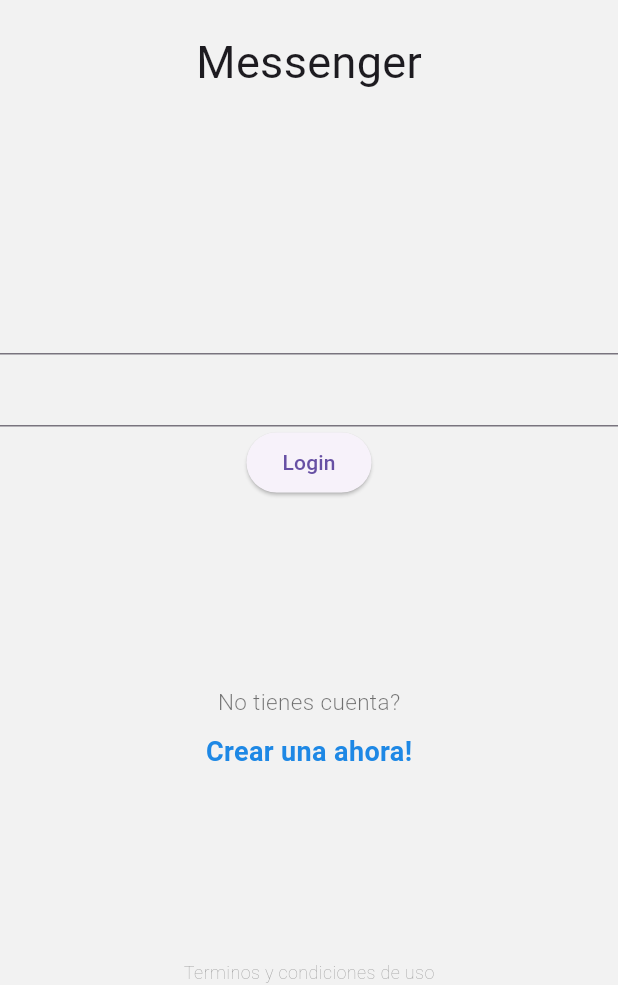
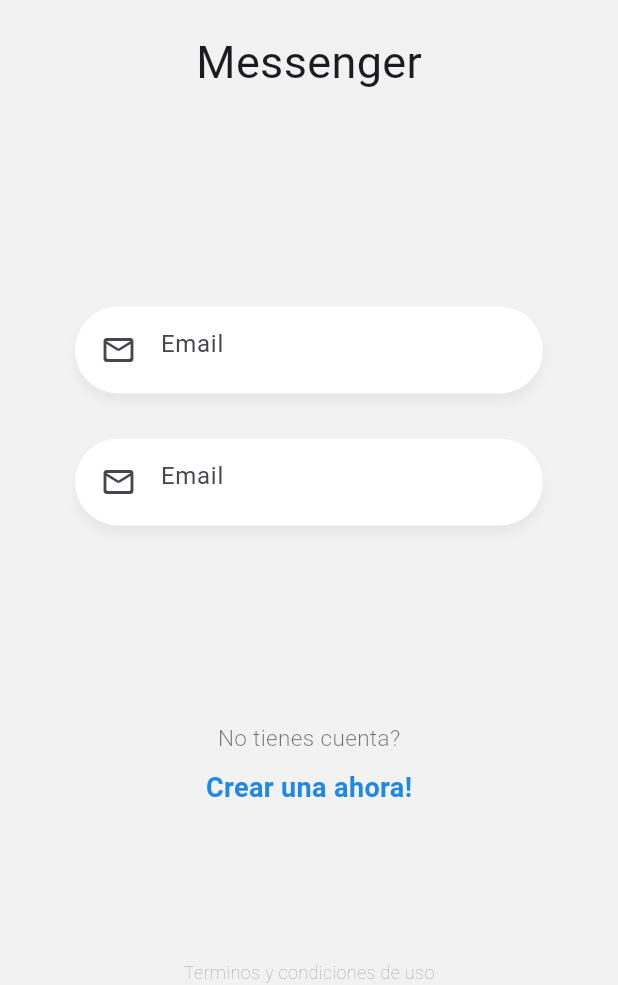
Before and after one commit to Yader1/flutter-chat-realtime, a Flutter app: the screen it shows after launch, on a phone screen of 412 x 824 dp, the part 251-1236 px from its top. Run offline on Flutter 3.47's test engine with Material 3 defaults, Android fonts, the phone set to English and light mode, and no system bars.

Commit message:
feat: Custom Input Field

```diff
--- a/lib/pages/login_page.dart
+++ b/lib/pages/login_page.dart
@@ -1,5 +1,6 @@
 import 'package:flutter/material.dart';
-import 'package:flutter/widgets.dart';
+
+import '../widgets/custom_input.dart';
 
 class LoginPage extends StatelessWidget {
   const LoginPage({super.key});
@@ -59,15 +60,17 @@
   @override
   Widget build(BuildContext context) {
     return Container(
-      child: Column(
+      margin: const EdgeInsets.only(top: 40),
+      padding: const EdgeInsets.symmetric(horizontal: 50),
+      child: const Column(
         children: [
-          const TextField(),
-          const TextField(),
+          CustomInput(),
+          CustomInput()
 
-          ElevatedButton(
-            onPressed: (){},
-            child: const Text("Login"),
-          )
+          //ElevatedButton(
+            //onPressed: (){},
+            //child: const Text("Login"),
+          //)
         ],
       ),
     );
--- /dev/null
+++ b/lib/widgets/custom_input.dart
@@ -0,0 +1,34 @@
+import 'package:flutter/material.dart';
+
+class CustomInput extends StatelessWidget {
+  const CustomInput({super.key});
+
+  @override
+  Widget build(BuildContext context) {
+    return Container(
+      padding: const EdgeInsets.only(top: 5, left: 5, bottom: 5, right: 20),
+      margin: const EdgeInsets.only(bottom: 30),
+      decoration: BoxDecoration(
+        color: Colors.white,
+        borderRadius: BorderRadius.circular(30),
+        boxShadow: [
+          BoxShadow(
+            color: Colors.black.withOpacity(0.05),
+            offset: const Offset(0, 5),
+            blurRadius: 5
+          )
+        ]
+      ),
+      child: const TextField(
+        autocorrect: false,
+        keyboardType: TextInputType.emailAddress,
+        decoration: InputDecoration(
+          prefixIcon: Icon(Icons.mail_outline_rounded),
+          focusedBorder: InputBorder.none,
+          border: InputBorder.none,
+          hintText: 'Email'
+        ),
+      ),
+    );
+  }
+}
```
